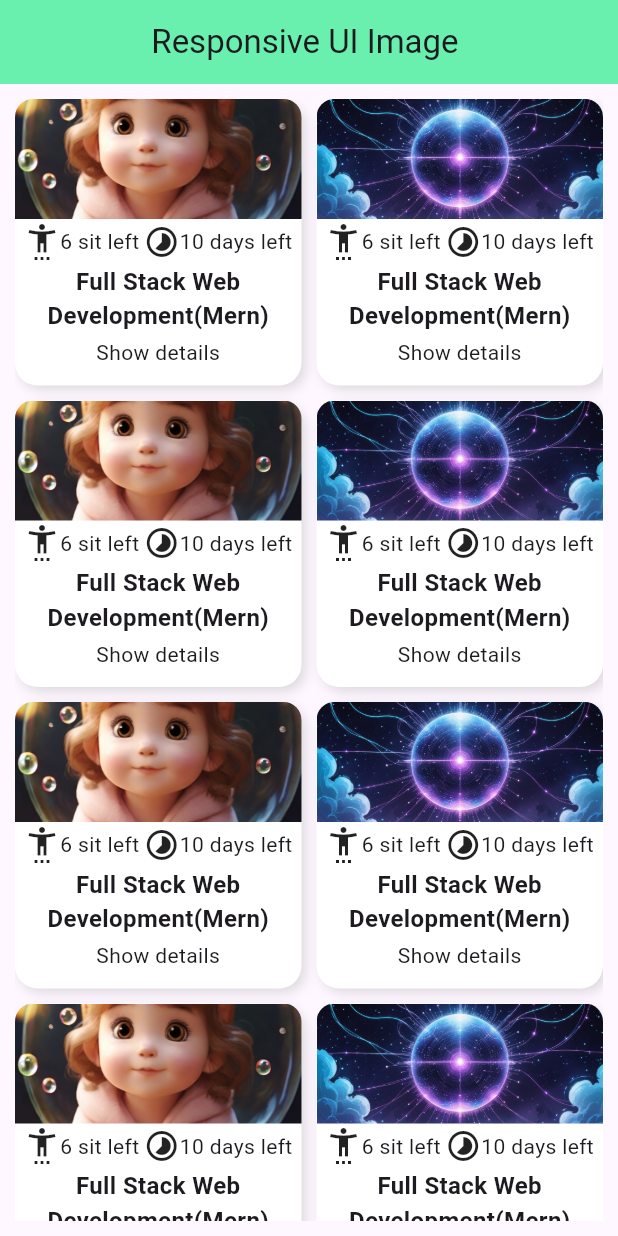
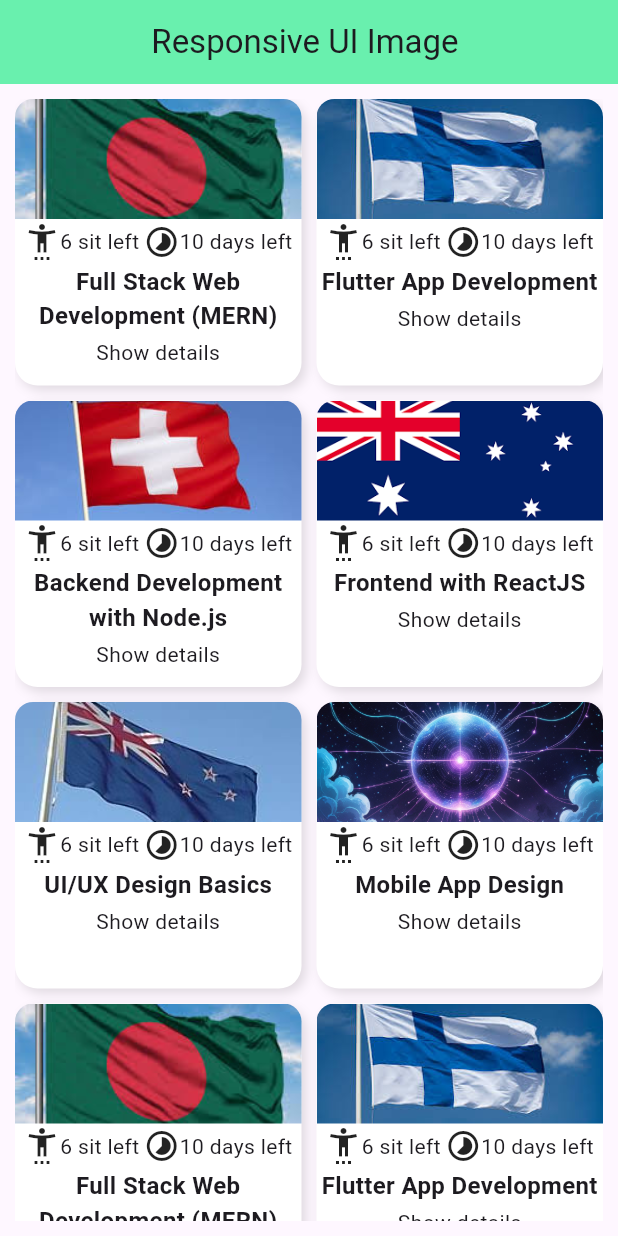
Before and after one commit to mdrazaulkabir/assignment2, a Flutter app: the screen it shows after launch, on a phone screen of 412 x 824 dp. Run offline on Flutter 3.47's test engine with Material 3 defaults, Android fonts, the phone set to English and light mode, and no system bars.

Commit message:
this is second commit

```diff
--- a/lib/assignment2.dart
+++ b/lib/assignment2.dart
@@ -2,18 +2,29 @@ import 'package:flutter/material.dart';
 
 import 'defalutImageCard.dart';
 
+class ImageData {
+  final String imagePath;
+  final String title;
+
+  ImageData({required this.imagePath, required this.title});
+}
+
+
 class assignment2 extends StatelessWidget {
-  final List<String> assetImage = [
-    'assets/b2.jpg',
-    'assets/one.jpg',
-    'assets/b2.jpg',
-    'assets/one.jpg',
-    'assets/b2.jpg',
-    'assets/one.jpg',
-    'assets/b2.jpg',
-    'assets/one.jpg',
-    'assets/b2.jpg',
-    'assets/one.jpg',
+  final List<ImageData> imageDataList = [
+    ImageData(imagePath: 'assets/11.jpeg', title: 'Full Stack Web Development (MERN)'),
+    ImageData(imagePath: 'assets/12.jpeg', title: 'Flutter App Development'),
+    ImageData(imagePath: 'assets/13.jpeg', title: 'Backend Development with Node.js'),
+    ImageData(imagePath: 'assets/14.png', title: 'Frontend with ReactJS'),
+    ImageData(imagePath: 'assets/15.jpeg', title: 'UI/UX Design Basics'),
+    ImageData(imagePath: 'assets/one.jpg', title: 'Mobile App Design'),
+    ImageData(imagePath: 'assets/11.jpeg', title: 'Full Stack Web Development (MERN)'),
+    ImageData(imagePath: 'assets/12.jpeg', title: 'Flutter App Development'),
+    ImageData(imagePath: 'assets/13.jpeg', title: 'Backend Development with Node.js'),
+    ImageData(imagePath: 'assets/14.png', title: 'Frontend with ReactJS'),
+    ImageData(imagePath: 'assets/15.jpeg', title: 'UI/UX Design Basics'),
+    ImageData(imagePath: 'assets/one.jpeg', title: 'Mobile App Design'),
+
   ];
 
   int getCrossAxisCount(double width) {
@@ -44,8 +55,8 @@ class assignment2 extends StatelessWidget {
               crossAxisCount: crossAxisCount,
               crossAxisSpacing: 10,
               mainAxisSpacing: 10,
-              children: assetImage
-                  .map((path) => ImageCard(assetPath: path))
+              children: imageDataList
+                  .map((data) => ImageCard(imagePath: data.imagePath, title: data.title,))
                   .toList(),
 
 
--- a/lib/defalutImageCard.dart
+++ b/lib/defalutImageCard.dart
@@ -1,8 +1,9 @@
 import 'package:flutter/material.dart';
 class ImageCard extends StatelessWidget {
-  final String assetPath;
+  final String imagePath;
+  final String title;
 
-  const ImageCard({super.key, required this.assetPath});
+  const ImageCard({super.key, required this.imagePath,required this.title});
 
   @override
   Widget build(BuildContext context) {
@@ -26,7 +27,7 @@ class ImageCard extends StatelessWidget {
             borderRadius: BorderRadius.vertical(top: Radius.circular(12)),
             child: Image.asset(
 
-              assetPath,
+              imagePath,
               height: 80,
               fit: BoxFit.cover,
               width: double.infinity,
@@ -42,7 +43,7 @@ class ImageCard extends StatelessWidget {
           ],),
           SizedBox(height: 3,),
           Text(
-            "Full Stack Web Development(Mern)",
+           title,
             style: TextStyle(
               fontSize: 16,
               fontWeight: FontWeight.bold,
```
Also changed, not shown: lib/main.dart (+1 -15 lines), assets/11.jpeg (added), assets/12.jpeg (added), assets/13.jpeg (added), assets/14.png (added), assets/15.jpeg (added).
